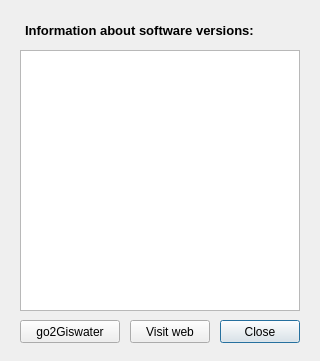
Before: the Qt Designer form ui/info_show_info.ui in Giswater/giswater_qgis_plugin, drawn with Qt 5.
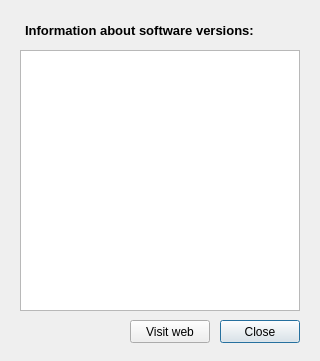
After: the same form once the commit is applied.

Commit message:
#656 Remove deprecated code
Related with Giswater Java

```diff
--- a/ui/info_show_info.ui
+++ b/ui/info_show_info.ui
@@ -26,19 +26,6 @@
     <string>Close</string>
    </property>
   </widget>
-  <widget class="QPushButton" name="btn_open_giswater">
-   <property name="geometry">
-    <rect>
-     <x>20</x>
-     <y>320</y>
-     <width>100</width>
-     <height>23</height>
-    </rect>
-   </property>
-   <property name="text">
-    <string>go2Giswater</string>
-   </property>
-  </widget>
   <widget class="QPushButton" name="btn_open_web">
    <property name="geometry">
     <rect>
```
The commit also changes 2 other files.
